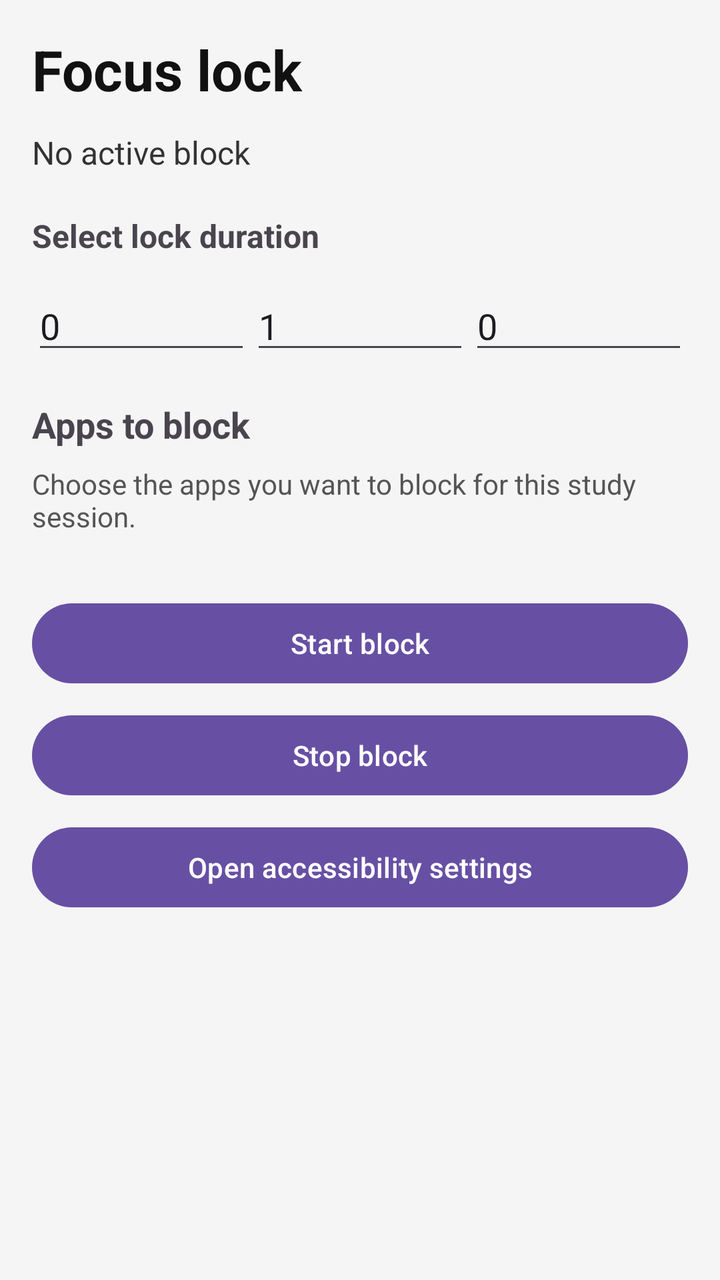
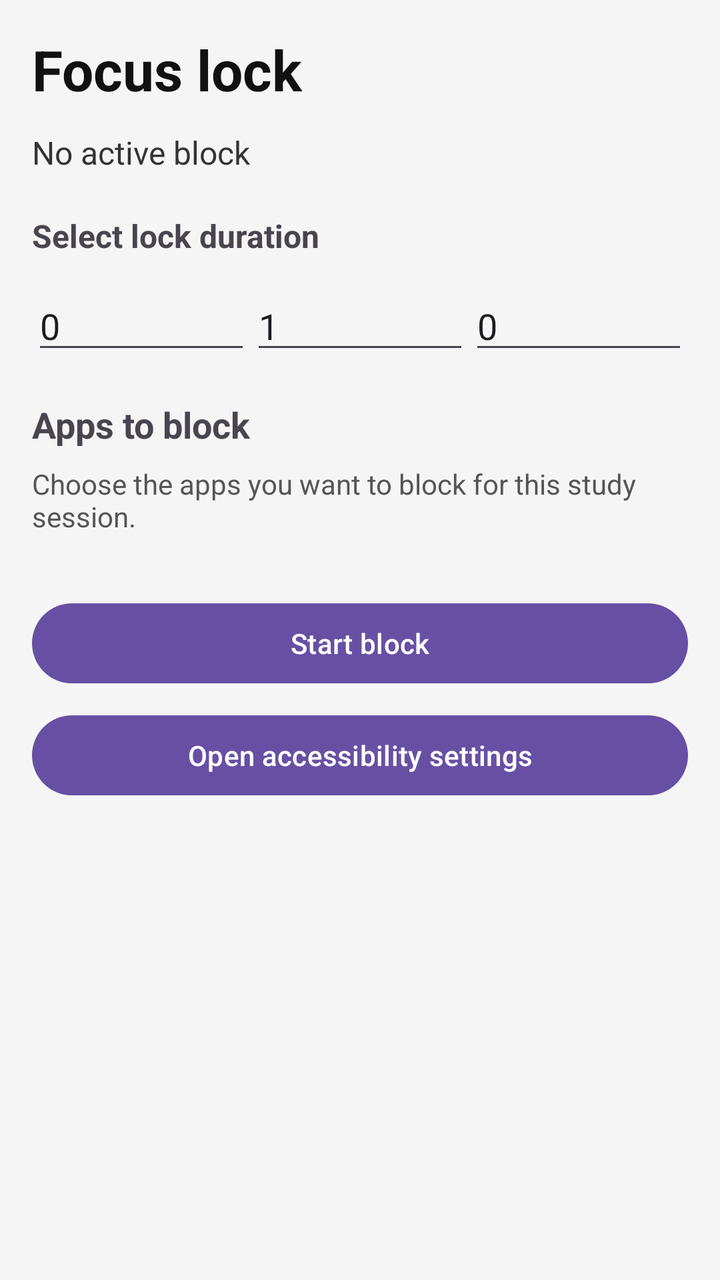

Screens rendered from an Android XML layout before and after an edit, with the pre-edit source and the edit as a unified diff.
<!-- AndroidManifest.xml: application theme Theme.FocusGuard -->
<!-- res/layout/activity_main.xml -->
<?xml version="1.0" encoding="utf-8"?>
<ScrollView xmlns:android="http://schemas.android.com/apk/res/android"
    android:layout_width="match_parent"
    android:layout_height="match_parent"
    android:background="#F5F5F5"
    android:padding="16dp">

    <LinearLayout
        android:layout_width="match_parent"
        android:layout_height="wrap_content"
        android:orientation="vertical">

        <TextView
            android:id="@+id/titleText"
            android:layout_width="wrap_content"
            android:layout_height="wrap_content"
            android:text="@string/title_focus_guard"
            android:textSize="28sp"
            android:textStyle="bold"
            android:textColor="#111111" />

        <TextView
            android:id="@+id/statusText"
            android:layout_width="match_parent"
            android:layout_height="wrap_content"
            android:layout_marginTop="12dp"
            android:text="@string/status_idle"
            android:textSize="16sp"
            android:textColor="#333333" />

        <TextView
            android:layout_width="match_parent"
            android:layout_height="wrap_content"
            android:layout_marginTop="20dp"
            android:text="@string/label_duration"
            android:textStyle="bold"
            android:textSize="16sp" />

        <LinearLayout
            android:layout_width="match_parent"
            android:layout_height="wrap_content"
            android:layout_marginTop="12dp"
            android:orientation="horizontal">

            <EditText
                android:id="@+id/daysInput"
                android:layout_width="0dp"
                android:layout_height="wrap_content"
                android:layout_weight="1"
                android:hint="@string/hint_days"
                android:inputType="number"
                android:text="0" />

            <EditText
                android:id="@+id/hoursInput"
                android:layout_width="0dp"
                android:layout_height="wrap_content"
                android:layout_weight="1"
                android:hint="@string/hint_hours"
                android:inputType="number"
                android:text="1" />

            <EditText
                android:id="@+id/minutesInput"
                android:layout_width="0dp"
                android:layout_height="wrap_content"
                android:layout_weight="1"
                android:hint="@string/hint_minutes"
                android:inputType="number"
                android:text="0" />
        </LinearLayout>

        <TextView
            android:layout_width="match_parent"
            android:layout_height="wrap_content"
            android:layout_marginTop="18dp"
            android:text="@string/title_blocked_apps"
            android:textStyle="bold"
            android:textSize="18sp" />

        <TextView
            android:layout_width="match_parent"
            android:layout_height="wrap_content"
            android:layout_marginTop="8dp"
            android:text="@string/message_select_apps"
            android:textColor="#555555" />

        <LinearLayout
            android:id="@+id/appsContainer"
            android:layout_width="match_parent"
            android:layout_height="wrap_content"
            android:layout_marginTop="10dp"
            android:orientation="vertical" />

        <Button
            android:id="@+id/startBlockButton"
            android:layout_width="match_parent"
            android:layout_height="wrap_content"
            android:layout_marginTop="20dp"
            android:text="@string/button_start" />

        <Button
            android:id="@+id/stopBlockButton"
            android:layout_width="match_parent"
            android:layout_height="wrap_content"
            android:layout_marginTop="8dp"
            android:text="@string/button_stop" />

        <Button
            android:id="@+id/settingsButton"
            android:layout_width="match_parent"
            android:layout_height="wrap_content"
            android:layout_marginTop="8dp"
            android:text="@string/button_enable_accessibility" />
    </LinearLayout>
</ScrollView>
<!-- resources referenced by this layout -->
<resources>
  <string name="button_enable_accessibility">Open accessibility settings</string>
  <string name="button_start">Start block</string>
  <string name="button_stop">Stop block</string>
  <string name="hint_days">Days</string>
  <string name="hint_hours">Hours</string>
  <string name="hint_minutes">Minutes</string>
  <string name="label_duration">Select lock duration</string>
  <string name="message_select_apps">Choose the apps you want to block for this study session.</string>
  <string name="status_idle">No active block</string>
  <string name="title_blocked_apps">Apps to block</string>
  <string name="title_focus_guard">Focus lock</string>
  <style name="Theme.FocusGuard" parent="Theme.Material3.DayNight.NoActionBar">
          <item name="colorPrimary">@color/purple_500</item>
          <item name="colorPrimaryVariant">@color/purple_700</item>
          <item name="android:statusBarColor">@android:color/black</item>
          <item name="android:navigationBarColor">@android:color/black</item>
      </style>
  <color name="purple_500">#6750A4</color>
  <color name="purple_700">#4F378B</color>
</resources>

<!-- the commit's change to res/layout/activity_main.xml (unified diff, before → after) -->
@@ -100,13 +100,6 @@
             android:text="@string/button_start" />
 
         <Button
-            android:id="@+id/stopBlockButton"
-            android:layout_width="match_parent"
-            android:layout_height="wrap_content"
-            android:layout_marginTop="8dp"
-            android:text="@string/button_stop" />
-
-        <Button
             android:id="@+id/settingsButton"
             android:layout_width="match_parent"
             android:layout_height="wrap_content"
<!-- resource entries referenced after the edit -->
@@ -2,7 +2,6 @@
 <resources>
   <string name="button_enable_accessibility">Open accessibility settings</string>
   <string name="button_start">Start block</string>
-  <string name="button_stop">Stop block</string>
   <string name="hint_days">Days</string>
   <string name="hint_hours">Hours</string>
   <string name="hint_minutes">Minutes</string>
